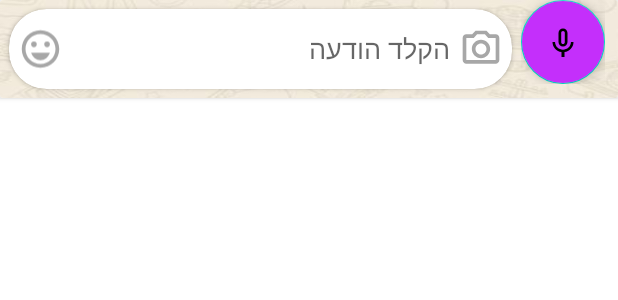
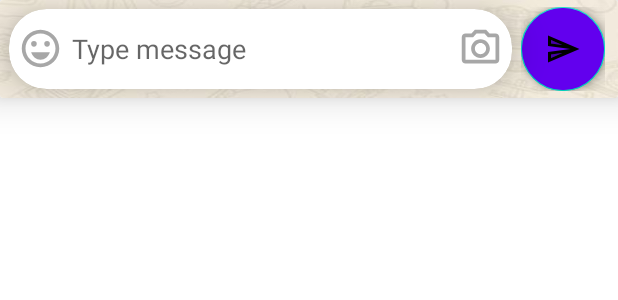
Before and after one commit to Netanel6/Talk2Me, an Android app: the layout input_conversation.xml on its own in the app's theme, with its tools: preview values and no code run, on a phone screen of 412 x 824 dp. Shown: the top 300 px of the screen. Run offline under Robolectric (Android 15) with nearby library versions, the phone set to English and light mode, and no system bars.

```diff
--- a/app/src/main/res/layout/input_conversation.xml
+++ b/app/src/main/res/layout/input_conversation.xml
@@ -1,10 +1,10 @@
 <?xml version="1.0" encoding="utf-8"?>
 <androidx.cardview.widget.CardView xmlns:android="http://schemas.android.com/apk/res/android"
     xmlns:app="http://schemas.android.com/apk/res-auto"
+    xmlns:tools="http://schemas.android.com/tools"
     android:layout_width="match_parent"
     android:layout_height="65dp"
-    android:elevation="12dp"
-    >
+    app:cardElevation="15dp">
 
     <LinearLayout
         android:layout_width="match_parent"
@@ -16,53 +16,55 @@
         <androidx.cardview.widget.CardView
             android:layout_width="0dp"
             android:layout_height="match_parent"
+            android:layout_margin="6dp"
             android:layout_weight="1.95"
             android:background="@color/white"
             android:gravity="center"
-            android:layout_margin="6dp"
             android:orientation="horizontal"
-
-            app:cardCornerRadius="25dp">
+            app:cardCornerRadius="25dp"
+            app:cardElevation="15dp">
 
             <LinearLayout
                 android:layout_width="match_parent"
                 android:layout_height="match_parent"
                 android:orientation="horizontal"
-
                 android:weightSum="3">
 
                 <ImageView
-                    android:layout_width="40dp"
-                    android:layout_height="40dp"
+                    android:layout_width="30dp"
+                    android:layout_height="30dp"
                     android:layout_gravity="center"
                     android:layout_margin="6dp"
-                    android:layout_weight="0.3"
+                    android:layout_weight="0"
                     android:src="@drawable/ic_outline_emoji_24" />
 
+                <!-- android:background="@null"
+                     deletes the underline in edit text -->
                 <EditText
                     android:id="@+id/input_et"
                     android:layout_width="match_parent"
                     android:layout_height="match_parent"
-                    android:layout_weight="2.4"
+                    android:layout_weight="3"
                     android:background="@null"
-                    android:hint="הקלד הודעה"
+                    android:hint="@string/input_et"
                     android:inputType="textMultiLine|textShortMessage" />
 
-
                 <ImageView
-                    android:layout_width="40dp"
-                    android:layout_height="40dp"
+                    android:layout_width="30dp"
+                    android:layout_height="30dp"
                     android:layout_gravity="center"
                     android:layout_margin="6dp"
-                    android:layout_weight="0.3"
+                    android:layout_weight="0"
                     android:src="@drawable/ic_outline_camera_24" />
 
 
             </LinearLayout>
         </androidx.cardview.widget.CardView>
+
         <RelativeLayout
             android:layout_width="wrap_content"
-            android:layout_height="wrap_content">
+            android:layout_height="wrap_content"
+            android:layout_gravity="center">
 
 
             <com.google.android.material.floatingactionbutton.FloatingActionButton
@@ -70,23 +72,22 @@
                 android:layout_width="wrap_content"
                 android:layout_height="wrap_content"
                 android:layout_gravity="center"
-                android:backgroundTint="@color/purple_app_name"
+                android:backgroundTint="@color/purple_500"
+                android:elevation="0dp"
                 android:src="@drawable/ic_send_voice_24"
-                android:text="@string/send"
-                android:textAllCaps="false"
-                android:textColor="@color/white" />
+                android:textAllCaps="false" />
 
             <com.google.android.material.floatingactionbutton.FloatingActionButton
                 android:id="@+id/input_send_text"
                 android:layout_width="wrap_content"
                 android:layout_height="wrap_content"
                 android:layout_gravity="center"
-                android:backgroundTint="@color/purple_app_name"
+                android:backgroundTint="@color/purple_500"
+                android:elevation="0dp"
                 android:src="@drawable/ic_send_text_24"
+                android:textAllCaps="false"
                 android:visibility="gone"
-                android:text="@string/send"
-                android:textAllCaps="false"
-                android:textColor="@color/white" />
+                tools:visibility="visible" />
 
 
         </RelativeLayout>
--- a/app/src/main/res/values/strings.xml
+++ b/app/src/main/res/values/strings.xml
@@ -4,12 +4,12 @@
     <string name="tab_contacts">My Contacts</string>
     <string name="welcome_title">Congratulations you are signed up to Talk2Me</string>
 
-    <string name="send">Send</string>
     <string name="lorem">Lorem ipsum dolor sit amet, consectetur adipiscing elit.</string>
     <string name="status">Hey there! I\'m on Talk2Me</string>
     <string name="name_amp_last"><![CDATA[Name & Last]]></string>
     <string name="email">Email</string>
     <string name="phone">Phone</string>
+    <string name="input_et">Type message</string>
 
 
 </resources>
```
Also changed, not shown: 1 other file.
